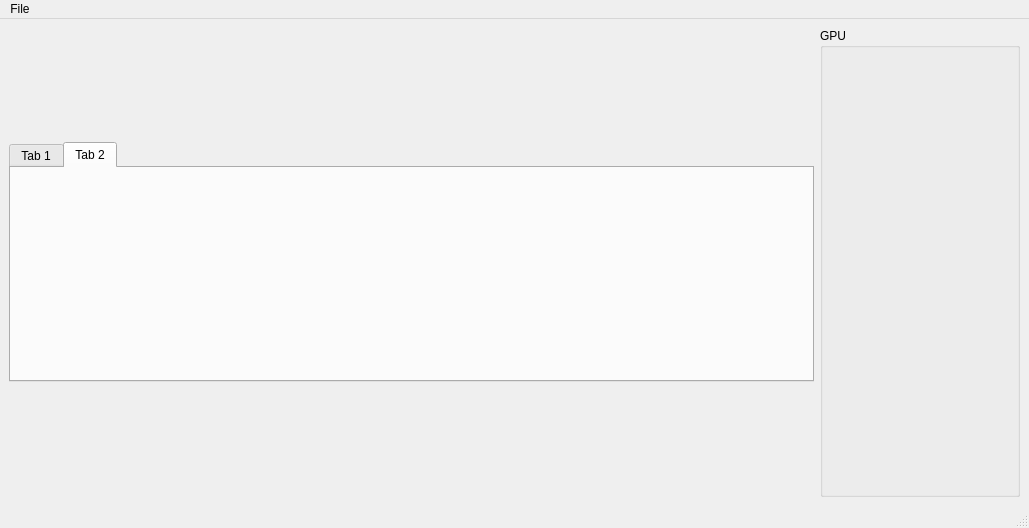
vzz3/HEVolRender, file app/MainWindow.ui: the form before one commit.
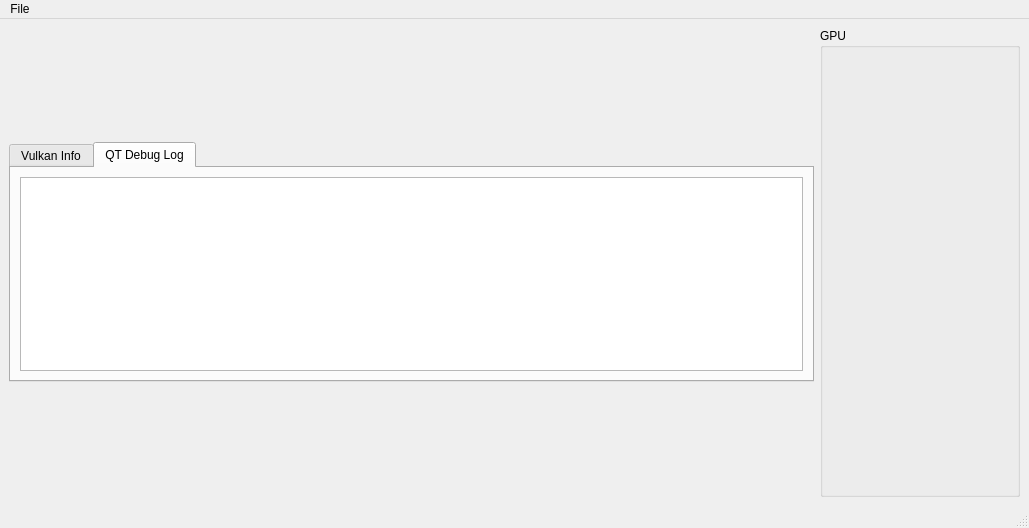
The form after the commit. The open tabs and pages were chosen to show the change.

The edit to the form file:
```diff
--- a/app/MainWindow.ui
+++ b/app/MainWindow.ui
@@ -45,7 +45,7 @@
         </property>
         <widget class="QWidget" name="tab_5">
          <attribute name="title">
-          <string>Tab 1</string>
+          <string>Vulkan Info</string>
          </attribute>
          <layout class="QHBoxLayout" name="horizontalLayout_2">
           <item>
@@ -55,8 +55,17 @@
         </widget>
         <widget class="QWidget" name="tab_6">
          <attribute name="title">
-          <string>Tab 2</string>
+          <string>QT Debug Log</string>
          </attribute>
+         <layout class="QHBoxLayout" name="horizontalLayout_3">
+          <item>
+           <widget class="QPlainTextEdit" name="logPlainTextEdit">
+            <property name="readOnly">
+             <bool>true</bool>
+            </property>
+           </widget>
+          </item>
+         </layout>
         </widget>
        </widget>
       </item>
```
Left out of the diff: 2 changed lines with no effect on the pictures.
